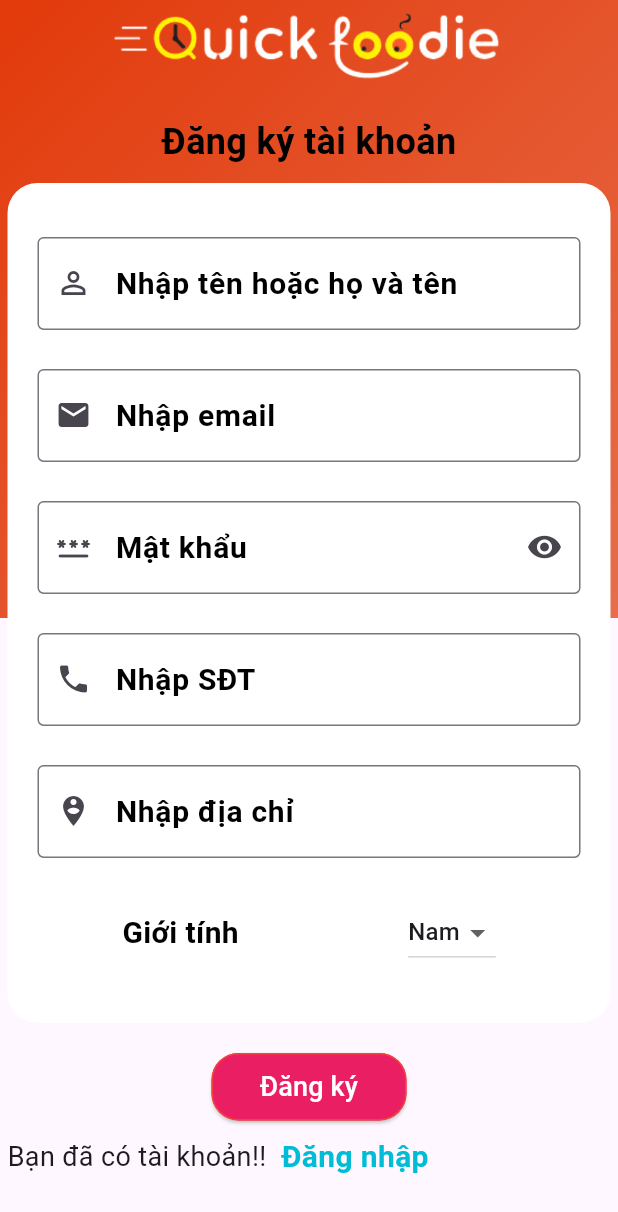
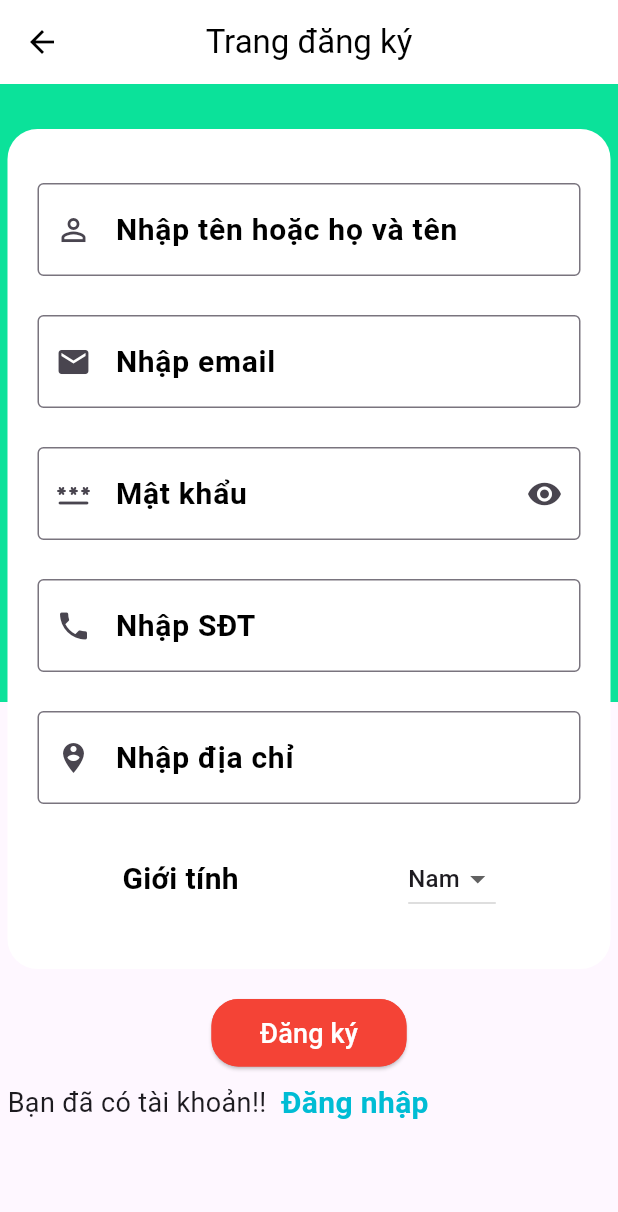
Before and after one commit to nguyenvikhang170320/foodapp_flutter, a Flutter app: the Login screen opened directly, after a tap on "Đăng nhập", after a tap on "Đăng ký", on a phone screen of 412 x 824 dp. Shown: the top 1212 px of the screen. Run offline on Flutter 3.47's test engine with Material 3 defaults, Android fonts, the phone set to English and light mode, and no system bars; our stand-ins replace badges, carousel_slider, cloud_firestore, curved_navigation_bar, firebase_auth, firebase_core and 4 more; missing offline and left inert: firebase_app_check, toasty_box; accounts and stored records are empty; network calls fail; Roboto replaces fonts that are missing (Poppins).

Commit message:
Update source code

```diff
--- a/lib/pages/admin/admin_login.dart
+++ b/lib/pages/admin/admin_login.dart
@@ -133,11 +133,11 @@ class _AdminLoginState extends State<AdminLogin> {
                                       EdgeInsets.symmetric(horizontal: 20.0),
                                   width: MediaQuery.of(context).size.width,
                                   decoration: BoxDecoration(
-                                      color: Colors.black,
+                                      color: Colors.red,
                                       borderRadius: BorderRadius.circular(10)),
                                   child: Center(
                                     child: Text(
-                                      "LogIn",
+                                      "Đăng nhập",
                                       style: TextStyle(
                                           color: Colors.white,
                                           fontSize: 20.0,
--- a/lib/pages/admin/orders.dart
+++ b/lib/pages/admin/orders.dart
@@ -143,10 +143,8 @@ class _OrderState extends State<Order> {
                           // Product details
                           Row(
                             children: [
-                              Text("Các sản phẩm:",
-                                  style: AppWidget.boldTextFeildStyle()),
-                              Text(allProductNames,
-                                  style: TextStyle(fontSize: 14.0)),
+                              Expanded(child: Text("Các sản phẩm: "+allProductNames,
+                                style: AppWidget.boldTextFeildStyle(),),)
                             ],
                           ),
                           SizedBox(
--- a/lib/pages/detailpage.dart
+++ b/lib/pages/detailpage.dart
@@ -152,8 +152,8 @@ class _DetailPageState extends State<DetailPage> {
 
   //style button
   final ButtonStyle raisedButtonStyle = ElevatedButton.styleFrom(
-    foregroundColor: Colors.black87,
-    backgroundColor: Colors.grey[300],
+    foregroundColor: Colors.black,
+    backgroundColor: Color.fromARGB(255, 11, 226, 154),
     padding: EdgeInsets.symmetric(horizontal: 16),
     shape: const RoundedRectangleBorder(
       borderRadius: BorderRadius.all(Radius.circular(20)),
@@ -185,7 +185,7 @@ class _DetailPageState extends State<DetailPage> {
                 final cart = Provider.of<CartProvider>(context, listen: false);
                 String idCart = randomAlphaNumeric(8);
                 print(idCart);
-                cart.addItem(idCart, widget.products, _selectedSize,selectedColor, count);
+                cart.addItem(idCart, widget.products, _selectedSize,selectedColor, count, context);
 
                 try {
                   await DatabaseMethods().addCart(
--- a/lib/pages/login.dart
+++ b/lib/pages/login.dart
@@ -102,22 +102,16 @@ class _LoginState extends State<Login> {
         child: Container(
           padding: EdgeInsets.only(left: 20.0, right: 20.0),
           width: MediaQuery.of(context).size.width,
-          height: 300,
+          height: 250,
           decoration: BoxDecoration(
               color: Colors.white, borderRadius: BorderRadius.circular(20)),
           child: Container(
-            height: 100,
+            height: 120,
             margin: const EdgeInsets.symmetric(horizontal: 10, vertical: 10),
             width: double.infinity,
             child: Column(
               children: [
-                Text(
-                  "Đăng nhập tài khoản",
-                  style: AppWidget.HeadlineTextFeildStyle(),
-                ),
-                SizedBox(
-                  height: 20,
-                ),
+                SizedBox(height: 20,),
                 EmailTextFormField(
                   controllerUser:
                       emailController, //liên quan đến file mytextformfield.dart
@@ -159,6 +153,7 @@ class _LoginState extends State<Login> {
                     });
                   },
                 ),
+
               ],
             ),
           ),
@@ -171,21 +166,16 @@ class _LoginState extends State<Login> {
     return Container(
       margin: EdgeInsets.only(top: 50.0, left: 20.0, right: 20.0),
       child: Column(
-        mainAxisAlignment: MainAxisAlignment.spaceEvenly,
         children: [
-          SizedBox(
-            height: 20,
-          ),
           _buildAllTextFormField(),
-          SizedBox(
-            height: 20,
-          ),
+          SizedBox(height: 20,),
           MyButtonUser(
             name: "Đăng nhập",
             onPressed: () {
               validation();
             },
           ),
+          SizedBox(height: 80,),
           ChangeScreen(
             name: "Đăng ký",
             whichAccount: "Bạn chưa có tài khoản?",
@@ -195,15 +185,7 @@ class _LoginState extends State<Login> {
                   MaterialPageRoute(builder: (ctx) => SignUp()));
             },
           ),
-          ChangeScreen(
-            name: "Welcome",
-            whichAccount: "Bạn muốn quay về trang trước?",
-            onTap: () {
-              isChecked = false;
-              Navigator.of(context).pushReplacement(
-                  MaterialPageRoute(builder: (ctx) => WelcomePage()));
-            },
-          ),
+
         ],
       ),
     );
@@ -214,6 +196,24 @@ class _LoginState extends State<Login> {
     return Scaffold(
       key: _messangerKey, // dùng message scaffold
       resizeToAvoidBottomInset: false,
+      appBar: AppBar(
+        title: Text(
+          "Trang đăng nhập",
+          style: TextStyle(color: Colors.black),
+        ),
+        centerTitle: true,
+        elevation: 0.0,
+        backgroundColor: Colors.white,
+        leading: IconButton(
+          icon: Icon(
+            Icons.arrow_back,
+            color: Colors.black,
+          ),
+          onPressed: () {
+            Navigator.of(context).pushReplacement(MaterialPageRoute(builder: (ctx)=>WelcomePage()));
+          },
+        ),
+      ),
       body: SafeArea(
         child: Stack(
           children: <Widget>[
@@ -226,7 +226,7 @@ class _LoginState extends State<Login> {
                       end: Alignment.bottomRight,
                       colors: [
                     Color.fromARGB(255, 11, 226, 154),
-                    Color.fromARGB(255, 13, 167, 146),
+                    Color.fromARGB(255, 11, 226, 154),
                   ])),
             ),
             Container(
@@ -235,16 +235,6 @@ class _LoginState extends State<Login> {
                 child: Container(
                   child: Column(
                     children: [
-                      Center(
-                        child: Image.asset(
-                          "assets/images/logo.png",
-                          width: MediaQuery.of(context).size.width / 1.5,
-                          fit: BoxFit.cover,
-                        ),
-                      ),
-                      SizedBox(
-                        height: 20,
-                      ),
                       _buildBottomPart(),
                     ],
                   ),
--- a/lib/pages/signup.dart
+++ b/lib/pages/signup.dart
@@ -1,4 +1,5 @@
 import 'package:foodapp/pages/login.dart';
+import 'package:foodapp/pages/welcomepage.dart';
 import 'package:foodapp/services/database/databasemethod.dart';
 import 'package:foodapp/widgets/addresstextformfield.dart';
 import 'package:foodapp/widgets/changescreen.dart';
@@ -260,10 +261,6 @@ class _SignUpState extends State<SignUp> {
       margin: EdgeInsets.only(top: 10.0, left: 5.0, right: 5.0),
       child: Column(
         children: [
-          Text(
-            "Đăng ký tài khoản",
-            style: AppWidget.HeadlineTextFeildStyle(),
-          ),
           SizedBox(
             height: 10,
           ),
@@ -306,6 +303,24 @@ class _SignUpState extends State<SignUp> {
   Widget build(BuildContext context) {
     return Scaffold(
       resizeToAvoidBottomInset: false,
+      appBar: AppBar(
+        title: Text(
+          "Trang đăng ký",
+          style: TextStyle(color: Colors.black),
+        ),
+        centerTitle: true,
+        elevation: 0.0,
+        backgroundColor: Colors.white,
+        leading: IconButton(
+          icon: Icon(
+            Icons.arrow_back,
+            color: Colors.black,
+          ),
+          onPressed: () {
+            Navigator.of(context).pushReplacement(MaterialPageRoute(builder: (ctx)=>WelcomePage()));
+          },
+        ),
+      ),
       body: ListView(
         children: <Widget>[
           SafeArea(
@@ -319,8 +334,8 @@ class _SignUpState extends State<SignUp> {
                           begin: Alignment.topLeft,
                           end: Alignment.bottomRight,
                           colors: [
-                        Color.fromARGB(255, 226, 58, 11),
-                        Color.fromARGB(255, 231, 109, 75),
+                            Color.fromARGB(255, 11, 226, 154),
+                            Color.fromARGB(255, 11, 226, 154),
                       ])),
                 ),
                 Container(
@@ -329,13 +344,6 @@ class _SignUpState extends State<SignUp> {
                     child: Container(
                       child: Column(
                         children: [
-                          Center(
-                            child: Image.asset(
-                              "assets/images/logo.png",
-                              width: MediaQuery.of(context).size.width / 1.5,
-                              fit: BoxFit.cover,
-                            ),
-                          ),
                           SizedBox(
                             height: 10,
                           ),
--- a/lib/pages/welcomepage.dart
+++ b/lib/pages/welcomepage.dart
@@ -11,8 +11,8 @@ class WelcomePage extends StatefulWidget {
 
 class _WelcomePageState extends State<WelcomePage> {
   final ButtonStyle raisedButtonStyle = ElevatedButton.styleFrom(
-    foregroundColor: Colors.black87,
-    backgroundColor: Color.fromARGB(255, 240, 225, 15),
+    foregroundColor: Colors.white,
+    backgroundColor: Color.fromARGB(255, 8, 230, 164),
     padding: EdgeInsets.symmetric(horizontal: 16),
     shape: const RoundedRectangleBorder(
       borderRadius: BorderRadius.all(Radius.circular(20)),
--- a/lib/provider/cartprovider.dart
+++ b/lib/provider/cartprovider.dart
@@ -1,3 +1,4 @@
+
 import 'package:foodapp/model/cartitem.dart';
 import 'package:foodapp/model/products.dart';
 import 'package:flutter/material.dart';
@@ -6,8 +7,8 @@ import 'package:intl/intl.dart';
 class CartProvider extends ChangeNotifier {
   List<CartItem> _items = [];
 
-  void addItem(String idCart, Products product, String size, String color, int quantity) {
-    notifyListeners();
+
+  void addItem(String idCart, Products product, String size, String color, int quantity, BuildContext context) {
     _items.add(CartItem(
       idCart: idCart,
       products: product,
@@ -15,6 +16,7 @@ class CartProvider extends ChangeNotifier {
       quantity: quantity,
       color: color,
     ));
+    notifyListeners();
   }
 
   List<CartItem> get items => _items;
--- a/lib/widgets/mybuttonuser.dart
+++ b/lib/widgets/mybuttonuser.dart
@@ -14,7 +14,7 @@ class MyButtonUser extends StatelessWidget {
         width: 130,
         child: ElevatedButton(
           style: ElevatedButton.styleFrom(
-            backgroundColor: Colors.pink,
+            backgroundColor: Colors.red,
             padding:
                 EdgeInsets.fromLTRB(20, 10, 20, 10), // Some padding example
             shape: RoundedRectangleBorder(
--- a/lib/widgets/widget_support.dart
+++ b/lib/widgets/widget_support.dart
@@ -19,7 +19,7 @@ class AppWidget {
 
   static TextStyle userTextFeildStyle() {
     return TextStyle(
-        color: Colors.blueAccent,
+        color: Colors.red,
         fontSize: 14.0,
         fontWeight: FontWeight.bold,
         fontFamily: 'Poppins');
```
Also changed, not shown: lib/pages/bottomnav.dart (+4 -5 lines), lib/pages/checkout.dart (+4 -7 lines), lib/pages/homepages.dart (+11 -18 lines), lib/pages/order.dart (+6 -8 lines), lib/pages/profile.dart (+3 -4 lines), lib/widgets/mybuttonprofile.dart (+5 -2 lines).
